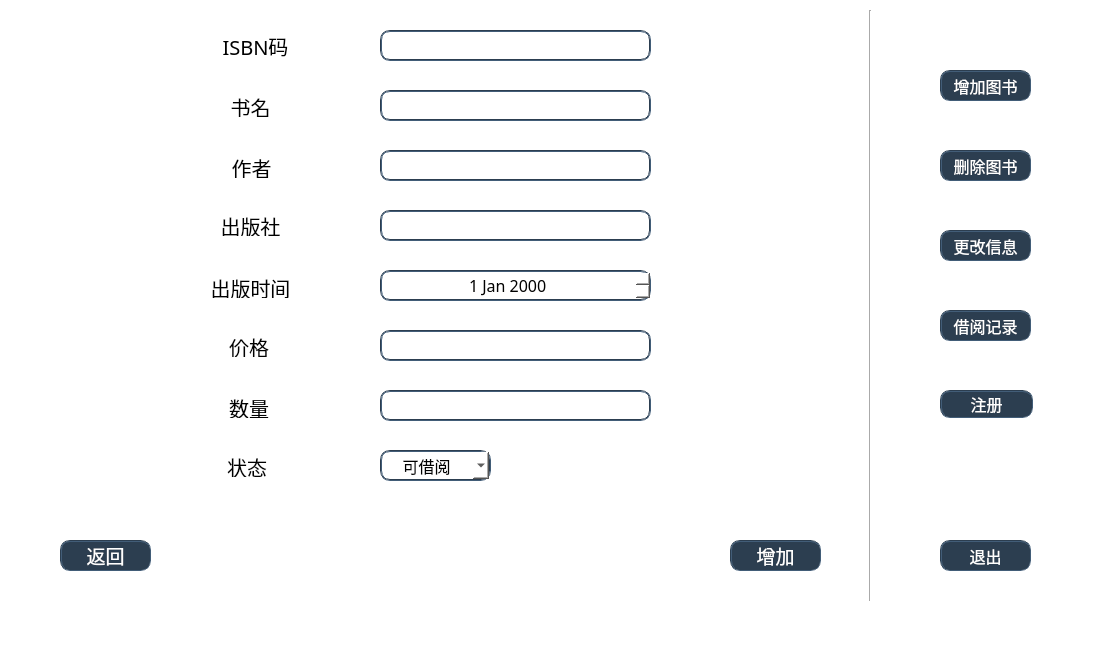
First picture: the form in abc/mainwindow_manage.ui, repository BookMangeTeam/bookmanage, before the edit.
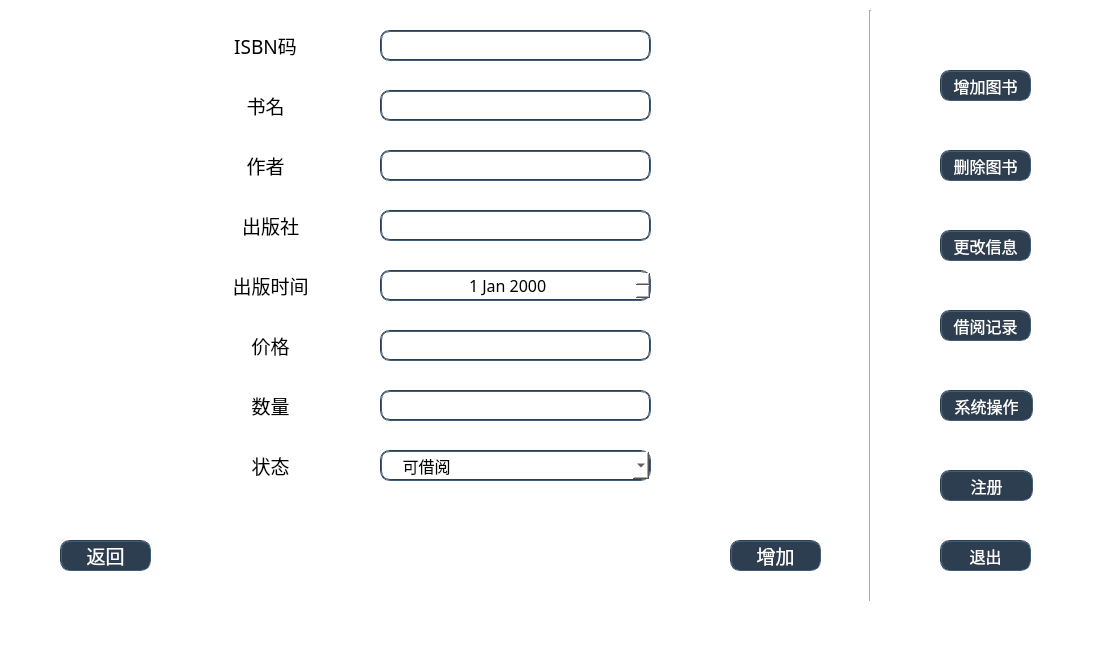
Second picture: the form after the edit. The open tabs and pages were chosen to show the change.

Diff of the .ui file:
```diff
--- a/abc/mainwindow_manage.ui
+++ b/abc/mainwindow_manage.ui
@@ -174,7 +174,7 @@
      <widget class="QLabel" name="isbn">
       <property name="geometry">
        <rect>
-        <x>200</x>
+        <x>210</x>
         <y>10</y>
         <width>91</width>
         <height>31</height>
@@ -183,7 +183,7 @@
       <property name="font">
        <font>
         <family>等线</family>
-        <pointsize>15</pointsize>
+        <pointsize>14</pointsize>
        </font>
       </property>
       <property name="styleSheet">
@@ -199,16 +199,16 @@
      <widget class="QLabel" name="bookName">
       <property name="geometry">
        <rect>
-        <x>195</x>
-        <y>76</y>
-        <width>91</width>
-        <height>21</height>
+        <x>220</x>
+        <y>70</y>
+        <width>71</width>
+        <height>31</height>
        </rect>
       </property>
       <property name="font">
        <font>
         <family>等线</family>
-        <pointsize>15</pointsize>
+        <pointsize>14</pointsize>
        </font>
       </property>
       <property name="text">
@@ -239,16 +239,16 @@
      <widget class="QLabel" name="author">
       <property name="geometry">
        <rect>
-        <x>206</x>
-        <y>137</y>
+        <x>220</x>
+        <y>130</y>
         <width>71</width>
-        <height>21</height>
+        <height>31</height>
        </rect>
       </property>
       <property name="font">
        <font>
         <family>等线</family>
-        <pointsize>15</pointsize>
+        <pointsize>14</pointsize>
        </font>
       </property>
       <property name="text">
@@ -279,16 +279,16 @@
      <widget class="QLabel" name="publish">
       <property name="geometry">
        <rect>
-        <x>205</x>
-        <y>195</y>
-        <width>71</width>
-        <height>21</height>
+        <x>220</x>
+        <y>190</y>
+        <width>81</width>
+        <height>31</height>
        </rect>
       </property>
       <property name="font">
        <font>
         <family>等线</family>
-        <pointsize>15</pointsize>
+        <pointsize>14</pointsize>
        </font>
       </property>
       <property name="text">
@@ -301,16 +301,16 @@
      <widget class="QLabel" name="price">
       <property name="geometry">
        <rect>
-        <x>212</x>
-        <y>316</y>
-        <width>54</width>
-        <height>21</height>
+        <x>230</x>
+        <y>310</y>
+        <width>61</width>
+        <height>31</height>
        </rect>
       </property>
       <property name="font">
        <font>
         <family>等线</family>
-        <pointsize>15</pointsize>
+        <pointsize>14</pointsize>
        </font>
       </property>
       <property name="text">
@@ -341,16 +341,16 @@
      <widget class="QLabel" name="amount">
       <property name="geometry">
        <rect>
-        <x>212</x>
-        <y>377</y>
-        <width>54</width>
-        <height>21</height>
+        <x>230</x>
+        <y>370</y>
+        <width>61</width>
+        <height>31</height>
        </rect>
       </property>
       <property name="font">
        <font>
         <family>等线</family>
-        <pointsize>15</pointsize>
+        <pointsize>14</pointsize>
        </font>
       </property>
       <property name="text">
@@ -381,16 +381,16 @@
      <widget class="QLabel" name="status">
       <property name="geometry">
        <rect>
-        <x>210</x>
-        <y>436</y>
-        <width>54</width>
-        <height>21</height>
+        <x>230</x>
+        <y>430</y>
+        <width>61</width>
+        <height>31</height>
        </rect>
       </property>
       <property name="font">
        <font>
         <family>等线</family>
-        <pointsize>15</pointsize>
+        <pointsize>14</pointsize>
        </font>
       </property>
       <property name="text">
@@ -405,7 +405,7 @@
        <rect>
         <x>370</x>
         <y>430</y>
-        <width>111</width>
+        <width>271</width>
         <height>31</height>
        </rect>
       </property>
@@ -416,7 +416,7 @@
        </font>
       </property>
       <property name="styleSheet">
-       <string notr="true">border:2px groove rgb(44, 62, 80);border-radius:10px;padding:2px 4px;</string>
+       <string notr="true">border:2px groove rgb(44, 62, 80);border-radius:10px;padding:2px 4px;text-align:center</string>
       </property>
       <item>
        <property name="text">
@@ -432,16 +432,16 @@
      <widget class="QLabel" name="publishTime">
       <property name="geometry">
        <rect>
-        <x>200</x>
-        <y>257</y>
-        <width>81</width>
-        <height>21</height>
+        <x>210</x>
+        <y>250</y>
+        <width>101</width>
+        <height>31</height>
        </rect>
       </property>
       <property name="font">
        <font>
         <family>等线</family>
-        <pointsize>15</pointsize>
+        <pointsize>14</pointsize>
        </font>
       </property>
       <property name="text">
@@ -1013,9 +1013,9 @@
     <property name="geometry">
      <rect>
       <x>940</x>
-      <y>390</y>
+      <y>470</y>
       <width>93</width>
-      <height>28</height>
+      <height>31</height>
      </rect>
     </property>
     <property name="font">
@@ -1034,6 +1034,31 @@
      <string>注册</string>
     </property>
    </widget>
+   <widget class="QPushButton" name="manageSystem">
+    <property name="geometry">
+     <rect>
+      <x>940</x>
+      <y>390</y>
+      <width>93</width>
+      <height>31</height>
+     </rect>
+    </property>
+    <property name="font">
+     <font>
+      <family>等线</family>
+      <pointsize>12</pointsize>
+     </font>
+    </property>
+    <property name="cursor">
+     <cursorShape>PointingHandCursor</cursorShape>
+    </property>
+    <property name="styleSheet">
+     <string notr="true">border:2px groove rgb(44, 62, 80);border-radius:10px;padding:2px 4px;background-color:rgb(44, 62, 80);color:#fff;</string>
+    </property>
+    <property name="text">
+     <string>系统操作</string>
+    </property>
+   </widget>
   </widget>
  </widget>
  <resources/>
```
Left out of the diff: 2 changed lines with no effect on the pictures.
